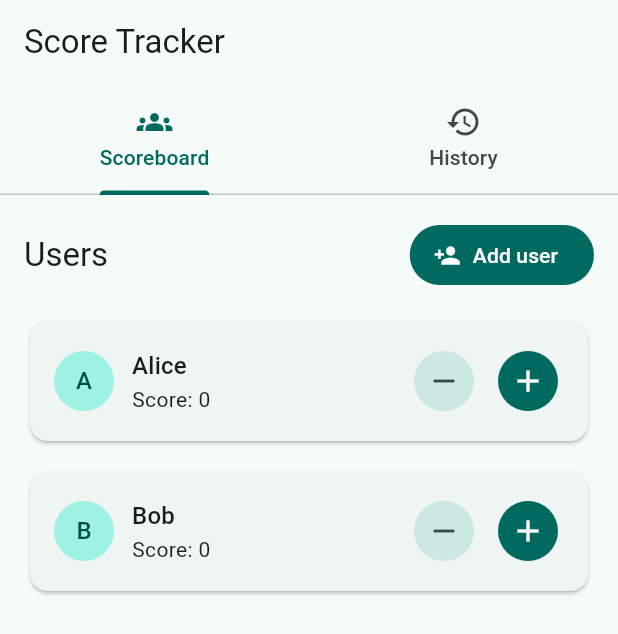
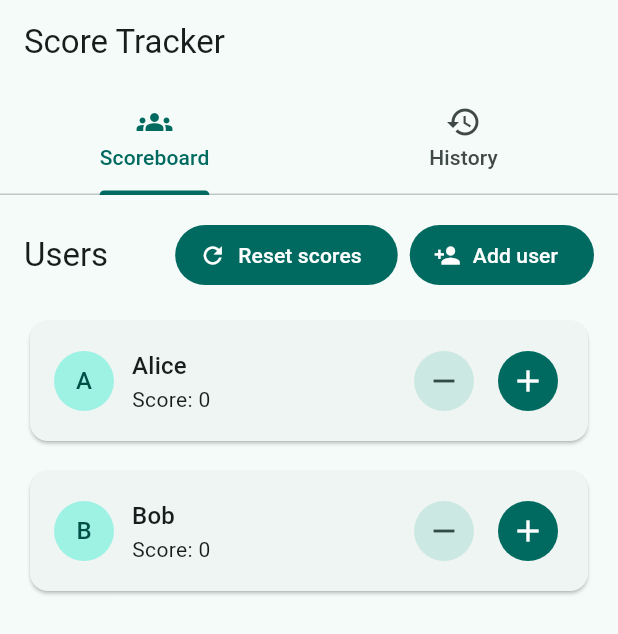
Before and after one commit to tk-wong/score_tracker, a Flutter app: the screen it shows after launch, on a phone screen of 412 x 824 dp. Shown: the top 634 px of the screen. Run offline on Flutter 3.47's test engine with Material 3 defaults, Android fonts, the phone set to English and light mode, and no system bars.

Commit message:
Add score reset functionality and update history management
- Implemented a reset scores feature with confirmation dialog.
- Changed history storage from List to Queue for better performance.
- Updated HistoryTab to handle Queue type for history entries.
- Adjusted ScoreboardTab to include reset scores button.

```diff
--- a/lib/widgets/history_tab.dart
+++ b/lib/widgets/history_tab.dart
@@ -1,3 +1,5 @@
+import 'dart:collection';
+
 import 'package:flutter/material.dart';
 
 import '../models/score_history_entry.dart';
@@ -5,7 +7,7 @@ import '../models/score_history_entry.dart';
 class HistoryTab extends StatelessWidget {
   const HistoryTab({super.key, required this.history});
 
-  final List<ScoreHistoryEntry> history;
+  final Queue<ScoreHistoryEntry> history;
 
   String _formatDate(DateTime dateTime) {
     final String twoDigitHour = dateTime.hour.toString().padLeft(2, '0');
@@ -28,7 +30,7 @@ class HistoryTab extends StatelessWidget {
       separatorBuilder: (BuildContext context, int index) =>
           const SizedBox(height: 10),
       itemBuilder: (BuildContext context, int index) {
-        final ScoreHistoryEntry entry = history[index];
+        final ScoreHistoryEntry entry = history.elementAt(index);
         final bool isPositive = entry.delta > 0;
         return ListTile(
           shape: RoundedRectangleBorder(
--- a/lib/widgets/scoreboard_tab.dart
+++ b/lib/widgets/scoreboard_tab.dart
@@ -9,12 +9,14 @@ class ScoreboardTab extends StatefulWidget {
     required this.onAddUser,
     required this.onAddScore,
     required this.onSubtractScore,
+    required this.onResetScore,
   });
 
   final List<ScoreUser> users;
   final VoidCallback onAddUser;
   final ValueChanged<ScoreUser> onAddScore;
   final ValueChanged<ScoreUser> onSubtractScore;
+  final VoidCallback onResetScore;
 
   @override
   State<ScoreboardTab> createState() => _ScoreboardTabState();
@@ -31,10 +33,20 @@ class _ScoreboardTabState extends State<ScoreboardTab> {
             children: <Widget>[
               Text('Users', style: Theme.of(context).textTheme.titleLarge),
               const Spacer(),
+              Row(
+                spacing: 8,
+                children: [
+                  FilledButton.icon(
+                    onPressed: widget.onResetScore,
+                    label: const Text("Reset scores"),
+                    icon: const Icon(Icons.refresh),
+                  ),
                   FilledButton.icon(
                     onPressed: widget.onAddUser,
                     icon: const Icon(Icons.person_add),
                     label: const Text('Add user'),
+                  ),
+                ],
               ),
             ],
           ),
@@ -60,8 +72,10 @@ class _ScoreboardTabState extends State<ScoreboardTab> {
                         ),
                         child: Text(
                           'Delete',
-                              style: const TextStyle(color: Colors.white, fontSize:16),
-
+                          style: const TextStyle(
+                            color: Colors.white,
+                            fontSize: 16,
+                          ),
                         ),
                       ),
                       direction: DismissDirection.endToStart,
```
Also changed, not shown: lib/pages/score_home_page.dart (+47 -3 lines). Lines whose indentation alone changed are shown as unchanged.
